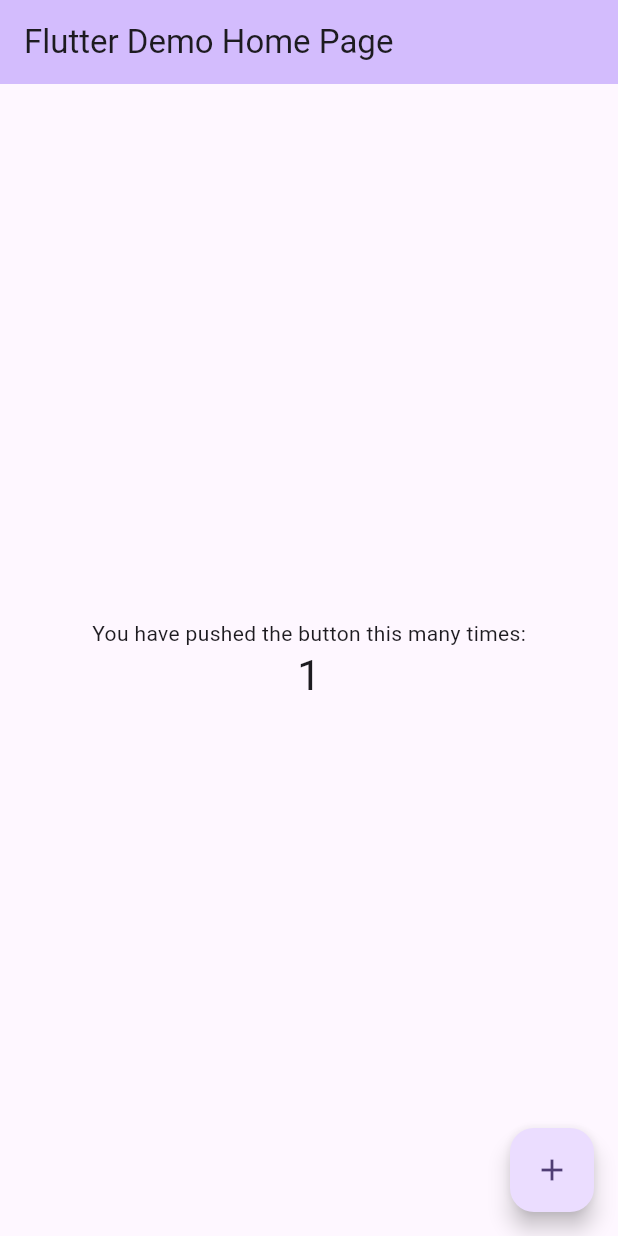
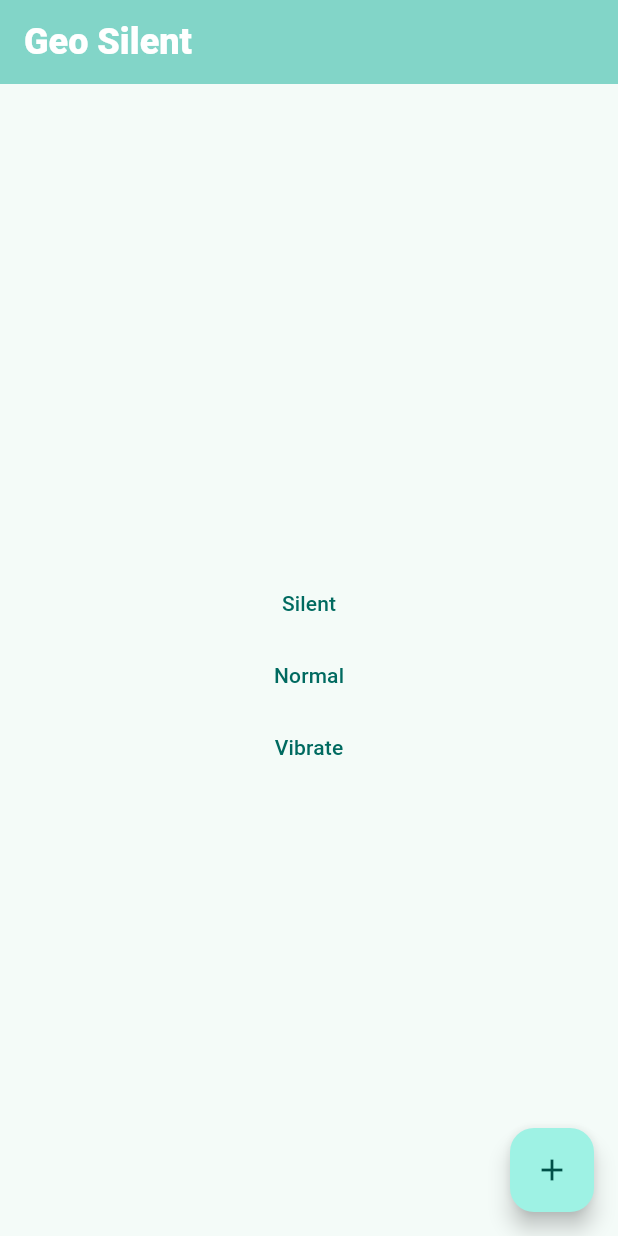
Before and after one commit to igowthaman/geo_silent, a Flutter app: the screen it shows after launch, after a tap on the "add" icon, on a phone screen of 412 x 824 dp. Run offline on Flutter 3.47's test engine with Material 3 defaults, Android fonts, the phone set to English and light mode, and no system bars; our stand-ins replace flutter_svg, permission_handler; missing offline and left inert: sound_mode.

Commit message:
sound mode changes

```diff
--- /dev/null
+++ b/lib/home_page.dart
@@ -0,0 +1,146 @@
+import 'package:flutter/material.dart';
+import 'package:geo_silent/permission.dart';
+import 'package:geo_silent/sound_profile.dart';
+import 'package:sound_mode/utils/ringer_mode_statuses.dart';
+import 'package:flutter_svg/flutter_svg.dart';
+import 'package:permission_handler/permission_handler.dart';
+
+class MyHomePage extends StatefulWidget {
+  const MyHomePage({super.key});
+
+  @override
+  State<MyHomePage> createState() => _MyHomePageState();
+}
+
+class _MyHomePageState extends State<MyHomePage> {
+  RingerModeStatus _soundMode = RingerModeStatus.unknown;
+  bool? _permissionStatus;
+
+  SoundProfile profile = SoundProfile();
+
+  Future<void> updateSoundStatus() async {
+    RingerModeStatus soundModeStatus = await profile.getCurrentSoundMode();
+    setState(() {
+      _soundMode = soundModeStatus;
+    });
+  }
+
+  Future<bool> updatePermissionStatus() async {
+    List<PermissionStatus> permissionStatus = await getPermissionStatus();
+    setState(() {
+      _permissionStatus =
+          permissionStatus[0].isGranted && permissionStatus[1].isGranted;
+    });
+    return permissionStatus[0].isGranted && permissionStatus[1].isGranted;
+  }
+
+  void setSoundMode(type) {
+    profile.setProfile(type);
+    updateSoundStatus();
+  }
+
+  void getPermission() async {
+    setState(() {
+      _permissionStatus = null;
+    });
+    List<PermissionStatus> permissionStatus = await getPermissionStatus();
+    if (!permissionStatus[0].isGranted) {
+      permissionStatus[0] = await requestLocationPermission();
+    }
+    if (!permissionStatus[1].isGranted) {
+      permissionStatus[1] = await requestSoundPermission();
+    }
+    updatePermissionStatus();
+  }
+
+  @override
+  void initState() {
+    super.initState();
+    updateSoundStatus();
+    updatePermissionStatus().then((value) => {
+          if (!value) {getPermission()}
+        });
+  }
+
+  @override
+  Widget build(BuildContext context) {
+    if (_permissionStatus == null) {
+      return const Scaffold(
+        body: Center(
+          child: Column(
+            mainAxisAlignment: MainAxisAlignment.center,
+            children: <Widget>[CircularProgressIndicator()],
+          ),
+        ),
+      );
+    }
+    if (!_permissionStatus!) {
+      return Scaffold(
+        appBar: AppBar(
+          backgroundColor: Theme.of(context).colorScheme.inversePrimary,
+          title: const Text(
+            "Geo Silent",
+            style: TextStyle(
+                fontSize: 24, fontWeight: FontWeight.w800, color: Colors.white),
+          ),
+        ),
+        body: Center(
+          child: Column(
+            mainAxisAlignment: MainAxisAlignment.center,
+            crossAxisAlignment: CrossAxisAlignment.center,
+            children: <Widget>[
+              SvgPicture.asset(
+                'assets/images/permission_denied.svg',
+                width: 300,
+                height: 300,
+              ),
+              const Padding(
+                  padding: EdgeInsets.all(20),
+                  child: Text(
+                    "We require access to your device's location and sound settings to continue",
+                    style: TextStyle(fontWeight: FontWeight.w400, fontSize: 18),
+                    textAlign: TextAlign.center,
+                  )),
+              TextButton(
+                  onPressed: getPermission, child: const Text('Continue'))
+            ],
+          ),
+        ),
+      );
+    }
+    return Scaffold(
+      appBar: AppBar(
+          backgroundColor: Theme.of(context).colorScheme.inversePrimary,
+          title: const Column(children: [
+            Text(
+              "Geo Silent",
+              style: TextStyle(
+                  fontSize: 24,
+                  fontWeight: FontWeight.w800,
+                  color: Colors.white),
+            ),
+          ])),
+      body: Center(
+        child: Column(
+          mainAxisAlignment: MainAxisAlignment.center,
+          children: <Widget>[
+            Text(
+              '$_soundMode',
+            ),
+            TextButton(
+                onPressed: () => setSoundMode(1), child: const Text("Silent")),
+            TextButton(
+                onPressed: () => setSoundMode(0), child: const Text("Normal")),
+            TextButton(
+                onPressed: () => setSoundMode(2), child: const Text("Vibrate"))
+          ],
+        ),
+      ),
+      floatingActionButton: FloatingActionButton(
+        tooltip: 'Increment',
+        onPressed: () {},
+        child: const Icon(Icons.add),
+      ),
+    );
+  }
+}
--- a/lib/main.dart
+++ b/lib/main.dart
@@ -1,4 +1,5 @@
 import 'package:flutter/material.dart';
+import 'package:geo_silent/home_page.dart';
 
 void main() {
   runApp(const MyApp());
@@ -6,120 +7,16 @@ void main() {
 
 class MyApp extends StatelessWidget {
   const MyApp({super.key});
-
-  // This widget is the root of your application.
   @override
   Widget build(BuildContext context) {
     return MaterialApp(
-      title: 'Flutter Demo',
+      title: 'Geo silent',
+      debugShowCheckedModeBanner: false,
       theme: ThemeData(
-        // This is the theme of your application.
-        //
-        // TRY THIS: Try running your application with "flutter run". You'll see
-        // the application has a purple toolbar. Then, without quitting the app,
-        // try changing the seedColor in the colorScheme below to Colors.green
-        // and then invoke "hot reload" (save your changes or press the "hot
-        // reload" button in a Flutter-supported IDE, or press "r" if you used
-        // the command line to start the app).
-        //
-        // Notice that the counter didn't reset back to zero; the application
-        // state is not lost during the reload. To reset the state, use hot
-        // restart instead.
-        //
-        // This works for code too, not just values: Most code changes can be
-        // tested with just a hot reload.
-        colorScheme: ColorScheme.fromSeed(seedColor: Colors.deepPurple),
+        colorScheme: ColorScheme.fromSeed(seedColor: Colors.teal),
         useMaterial3: true,
       ),
-      home: const MyHomePage(title: 'Flutter Demo Home Page'),
+      home: const MyHomePage(),
     );
   }
 }
-
-class MyHomePage extends StatefulWidget {
-  const MyHomePage({super.key, required this.title});
-
-  // This widget is the home page of your application. It is stateful, meaning
-  // that it has a State object (defined below) that contains fields that affect
-  // how it looks.
-
-  // This class is the configuration for the state. It holds the values (in this
-  // case the title) provided by the parent (in this case the App widget) and
-  // used by the build method of the State. Fields in a Widget subclass are
-  // always marked "final".
-
-  final String title;
-
-  @override
-  State<MyHomePage> createState() => _MyHomePageState();
-}
-
-class _MyHomePageState extends State<MyHomePage> {
-  int _counter = 0;
-
-  void _incrementCounter() {
-    setState(() {
-      // This call to setState tells the Flutter framework that something has
-      // changed in this State, which causes it to rerun the build method below
-      // so that the display can reflect the updated values. If we changed
-      // _counter without calling setState(), then the build method would not be
-      // called again, and so nothing would appear to happen.
-      _counter++;
-    });
-  }
-
-  @override
-  Widget build(BuildContext context) {
-    // This method is rerun every time setState is called, for instance as done
-    // by the _incrementCounter method above.
-    //
-    // The Flutter framework has been optimized to make rerunning build methods
-    // fast, so that you can just rebuild anything that needs updating rather
-    // than having to individually change instances of widgets.
-    return Scaffold(
-      appBar: AppBar(
-        // TRY THIS: Try changing the color here to a specific color (to
-        // Colors.amber, perhaps?) and trigger a hot reload to see the AppBar
-        // change color while the other colors stay the same.
-        backgroundColor: Theme.of(context).colorScheme.inversePrimary,
-        // Here we take the value from the MyHomePage object that was created by
-        // the App.build method, and use it to set our appbar title.
-        title: Text(widget.title),
-      ),
-      body: Center(
-        // Center is a layout widget. It takes a single child and positions it
-        // in the middle of the parent.
-        child: Column(
-          // Column is also a layout widget. It takes a list of children and
-          // arranges them vertically. By default, it sizes itself to fit its
-          // children horizontally, and tries to be as tall as its parent.
-          //
-          // Column has various properties to control how it sizes itself and
-          // how it positions its children. Here we use mainAxisAlignment to
-          // center the children vertically; the main axis here is the vertical
-          // axis because Columns are vertical (the cross axis would be
-          // horizontal).
-          //
-          // TRY THIS: Invoke "debug painting" (choose the "Toggle Debug Paint"
-          // action in the IDE, or press "p" in the console), to see the
-          // wireframe for each widget.
-          mainAxisAlignment: MainAxisAlignment.center,
-          children: <Widget>[
-            const Text(
-              'You have pushed the button this many times:',
-            ),
-            Text(
-              '$_counter',
-              style: Theme.of(context).textTheme.headlineMedium,
-            ),
-          ],
-        ),
-      ),
-      floatingActionButton: FloatingActionButton(
-        onPressed: _incrementCounter,
-        tooltip: 'Increment',
-        child: const Icon(Icons.add),
-      ), // This trailing comma makes auto-formatting nicer for build methods.
-    );
-  }
-}
--- /dev/null
+++ b/lib/sound_profile.dart
@@ -0,0 +1,72 @@
+import 'dart:async';
+
+import 'package:flutter/services.dart';
+import 'package:sound_mode/sound_mode.dart';
+import 'package:sound_mode/utils/ringer_mode_statuses.dart';
+
+class SoundProfile {
+  Future<RingerModeStatus> getCurrentSoundMode() async {
+    RingerModeStatus status = RingerModeStatus.unknown;
+    try {
+      status = await SoundMode.ringerModeStatus;
+    } catch (err) {
+      status = RingerModeStatus.unknown;
+    }
+    print('******************** $status');
+    return status;
+  }
+
+  Future<bool> setSilentMode() async {
+    try {
+      await SoundMode.setSoundMode(RingerModeStatus.silent);
+      return true;
+    } on PlatformException {
+      print('Do Not Disturb access permissions required!');
+    }
+    return false;
+  }
+
+  Future<bool> setNormalMode() async {
+    try {
+      await SoundMode.setSoundMode(RingerModeStatus.normal);
+      return true;
+    } on PlatformException {
+      print('Do Not Disturb access permissions required!');
+    }
+    return false;
+  }
+
+  Future<bool> setVibrateMode() async {
+    try {
+      await SoundMode.setSoundMode(RingerModeStatus.vibrate);
+      return true;
+    } on PlatformException {
+      print('Do Not Disturb access permissions required!');
+    }
+    return false;
+  }
+
+  void setProfile(type) async {
+    try {
+      switch (type) {
+        case 0:
+          {
+            SoundMode.setSoundMode(RingerModeStatus.normal);
+            break;
+          }
+        case 1:
+          {
+            SoundMode.setSoundMode(RingerModeStatus.silent);
+            break;
+          }
+        case 2:
+          {
+            SoundMode.setSoundMode(RingerModeStatus.vibrate);
+            break;
+          }
+      }
+    } on PlatformException {
+      print('Do Not Disturb access permissions required!');
+    }
+  }
+}
```
Also changed, not shown: lib/permission.dart (added, +31 -0 lines), pubspec.yaml (+7 -71 lines), assets/images/permission_denied.svg (added), pubspec.lock, 3 other files.
